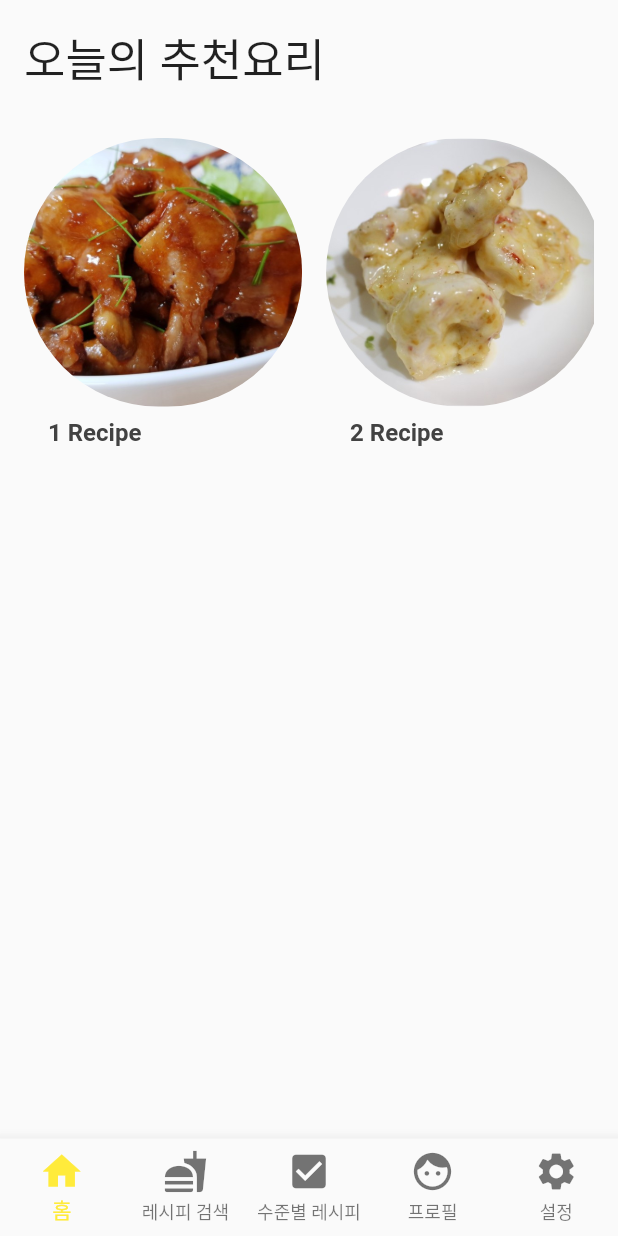
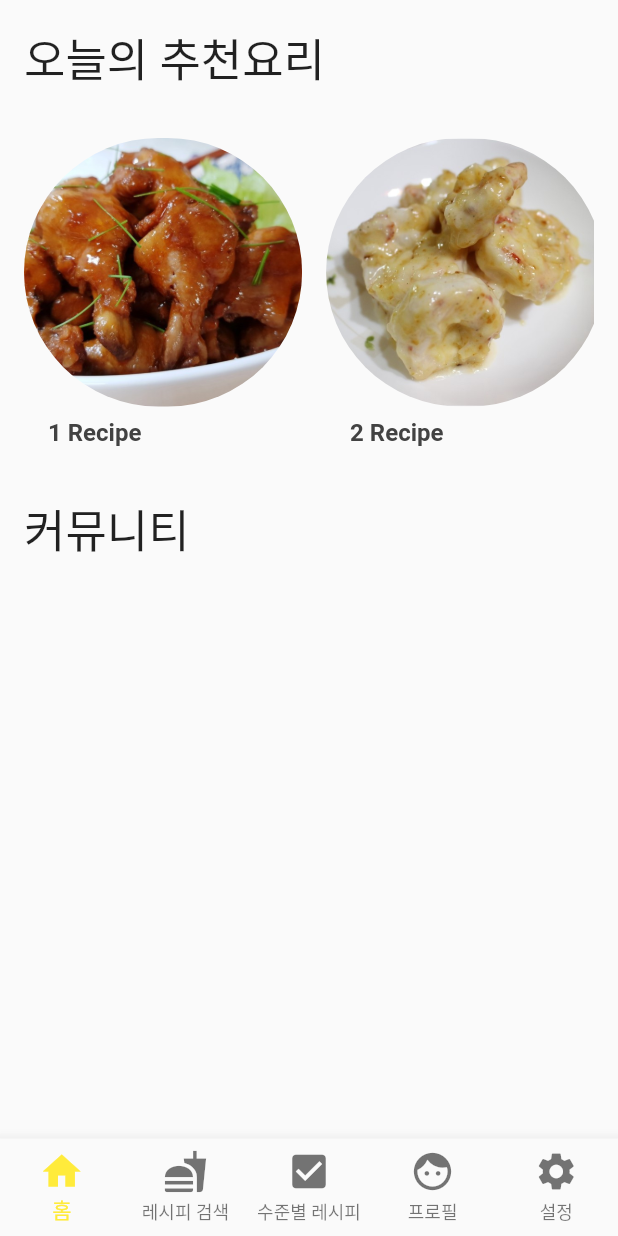
Before and after one commit to threhe13/recipe_version001, a Flutter app: the screen it shows after launch, on a phone screen of 412 x 824 dp. Run offline on Flutter 3.47's test engine with Material 2 defaults, Android fonts, the phone set to English and light mode, and no system bars; our stand-ins replace google_fonts.

Commit message:
first update

```diff
--- a/lib/HomeScreen.dart
+++ b/lib/HomeScreen.dart
@@ -156,9 +156,27 @@ class _HomeScreenState extends State<HomeScreen> {
 
                 SizedBox(height: 32,),
 
+
                 ///For community
-
-
+                Container(
+                  child: Row(
+                    crossAxisAlignment: CrossAxisAlignment.start,
+                    children: <Widget>[
+                      Expanded(
+                        child: Text(
+                          "커뮤니티",
+                          style: GoogleFonts.playfairDisplay(
+                            fontSize: 30.0,
+                          ),
+                        ),
+                      ),
+                      ///For spacing
+                      SizedBox(
+                        width: 40,
+                      ),
+                    ],
+                  ),
+                ),
               ],
             ),
           ),
--- a/lib/RecipeScreeen.dart
+++ b/lib/RecipeScreeen.dart
@@ -46,14 +46,14 @@ class RecipeScreen extends StatelessWidget {
                           Row(
                             children: [
                               Text(
-                                "닭강정 만들기",
+                                "레시피 설명",
                                 style: GoogleFonts.roboto(
                                   fontSize: 20, fontWeight: FontWeight.bold,
                                 ),
                                 textAlign: TextAlign.center,
                               ),
                               Spacer(),
-                              IconButton(icon: null, onPressed: null),
+                              IconButton(icon: Icon(Icons.star_border), onPressed: null),
                             ],
                           )
                         ],
--- a/lib/main.dart
+++ b/lib/main.dart
@@ -1,5 +1,7 @@
 import 'package:flutter/material.dart';
 import 'package:recipe_version001/HomeScreen.dart';
+import 'package:recipe_version001/Profile.dart';
+import 'package:recipe_version001/page2.dart';
 
 void main() {
   runApp(MyApp());
@@ -31,7 +33,8 @@ class _RecipeAPPMenu extends State<RecipeAPPMenu> {
 
   var pages = [
     HomeScreen(),
-
+    Page2(),
+    Profile(),
   ];
 
   @override
```
Also changed, not shown: lib/Profile.dart (added, +16 -0 lines).
